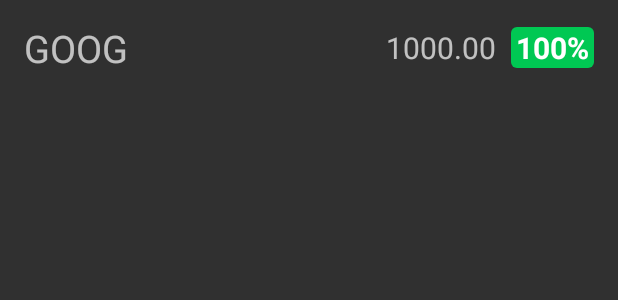
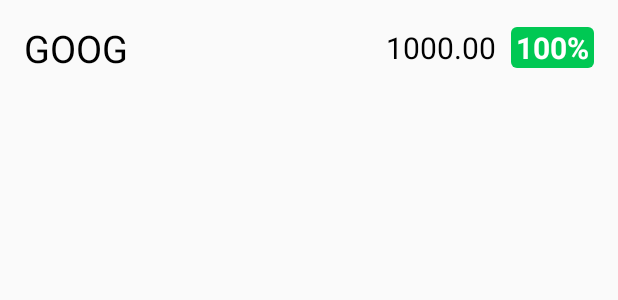
Before and after one commit to RofaeilAshaiaa/StockHawk, an Android app: the layout list_item_quote.xml on its own in the app's theme, with its tools: preview values and no code run, on a phone screen of 412 x 824 dp. Shown: the top 300 px of the screen. Run offline under Robolectric (Android 15) with nearby library versions, the phone set to English and light mode, and no system bars.

Commit message:
changed theme to light

```diff
--- a/app/src/main/res/values/styles.xml
+++ b/app/src/main/res/values/styles.xml
@@ -1,6 +1,6 @@
 <resources>
 
-    <style name="AppTheme" parent="Theme.AppCompat">
+    <style name="AppTheme" parent="Theme.AppCompat.Light.DarkActionBar">
         <item name="colorPrimary">@color/colorPrimary</item>
         <item name="colorPrimaryDark">@color/colorPrimaryDark</item>
         <item name="colorAccent">@color/colorAccent</item>
@@ -14,10 +14,13 @@
 
     <style name="BidPriceTextStyle">
         <item name="android:textSize">20sp</item>
+        <item name="android:textColor">@android:color/black</item>
+
     </style>
 
     <style name="StockSymbolTextStyle">
         <item name="android:textSize">25sp</item>
         <item name="android:textAllCaps">true</item>
+        <item name="android:textColor">@android:color/black</item>
     </style>
 </resources>
```
